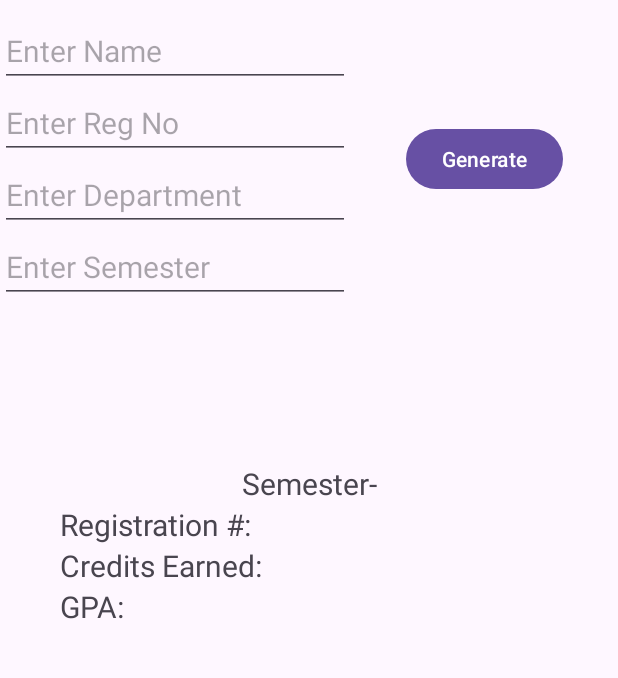
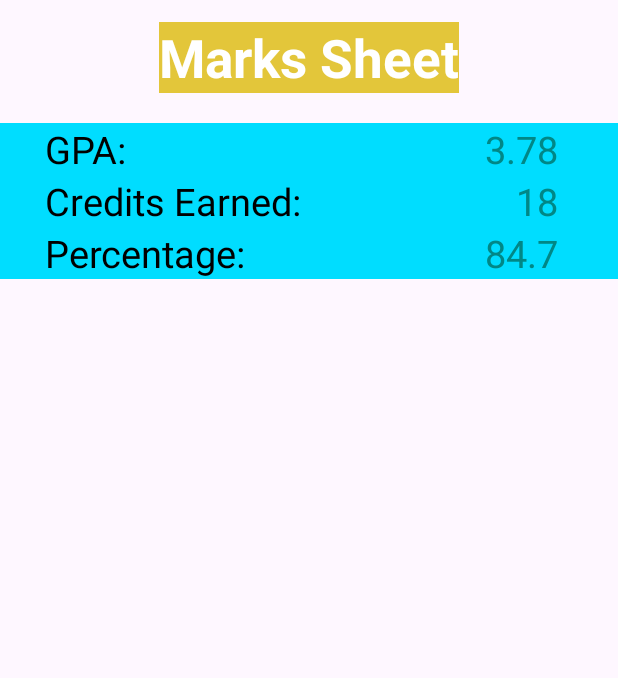
Before and after one commit to wahaj35/GPA-Finder, an Android app: the Report screen opened through its navigation route, on a phone screen of 412 x 824 dp, the part 53-731 px from its top. Run offline under Robolectric (Android 15) with nearby library versions, the phone set to English and light mode, and no system bars; our stand-ins replace data binding.

Commit message:
Designing Report Fragment and Working on flow of data between two fragments

```diff
--- a/app/src/main/java/com/example/about/Report.kt
+++ b/app/src/main/java/com/example/about/Report.kt
@@ -24,20 +24,19 @@ class Report : Fragment() {
 //        sharedViewModel.studentMarks.observe(viewLifecycleOwner) { studentMarks ->
 //            binding.EnterNameEditText.setText(studentMarks)
 //        }
-        binding.GenerateButton.setOnClickListener{
-            data.name = binding.EnterNameEditText.text.toString()
-            data.registration = binding.EnterRegNoEditText.text.toString()
-            data.department = binding.EnterDepartmentEditText.text.toString()
-            data.semester = binding.EnterSemesterEditText.text.toString()
-            binding.StudentName.text = data.name
-            binding.RegistrationNo.text = data.registration
-            binding.semesterNo.text = data.semester
-            binding.DepartmentName.text = data.department
-
-            sharedViewModel.creditsEarned.observe(viewLifecycleOwner) {creditsEarned -> binding.creditsEarned.setText(creditsEarned) }
-            sharedViewModel.finalGPA.observe(viewLifecycleOwner) {finalGPA -> binding.gpaValue.setText(finalGPA)}
-
-        }
+//        binding.GenerateButton.setOnClickListener{
+//            data.name = binding.EnterNameEditText.text.toString()
+//            data.registration = binding.EnterRegNoEditText.text.toString()
+//            data.department = binding.EnterDepartmentEditText.text.toString()
+//            data.semester = binding.EnterSemesterEditText.text.toString()
+//            binding.StudentName.text = data.name
+//            binding.RegistrationNo.text = data.registration
+//            binding.semesterNo.text = data.semester
+//            binding.DepartmentName.text = data.department
+//
+//            sharedViewModel.creditsEarned.observe(viewLifecycleOwner) {creditsEarned -> binding.creditsEarned.setText(creditsEarned) }
+//            sharedViewModel.finalGPA.observe(viewLifecycleOwner) {finalGPA -> binding.gpaValue.setText(finalGPA)}
+//        }
 
 
         return binding.root
--- a/app/src/main/res/layout/fragment_report.xml
+++ b/app/src/main/res/layout/fragment_report.xml
@@ -12,221 +12,139 @@
         android:layout_width="match_parent"
         android:layout_height="match_parent">
 
-
         <androidx.constraintlayout.widget.ConstraintLayout
-            android:id="@+id/EnterDataLayout"
+            android:id="@+id/ReportLayout"
             android:layout_width="match_parent"
-            android:layout_height="wrap_content"
-            android:layout_marginTop="45dp"
+            android:layout_height="match_parent"
             app:layout_constraintEnd_toEndOf="parent"
             app:layout_constraintStart_toStartOf="parent"
             app:layout_constraintTop_toTopOf="parent">
 
-            <EditText
-                android:id="@+id/EnterNameEditText"
-                android:layout_width="wrap_content"
-                android:layout_height="wrap_content"
-                android:ems="10"
-                android:hint="@string/enterNameText"
-                android:inputType="text"
-                android:textSize="20dp"
-                app:layout_constraintStart_toStartOf="parent"
-                app:layout_constraintTop_toTopOf="parent" />
-
-            <EditText
-                android:id="@+id/EnterRegNoEditText"
-                android:layout_width="wrap_content"
-                android:layout_height="wrap_content"
-                android:ems="10"
-                android:hint="@string/enterRegNoHint"
-                android:inputType="text"
-                android:textSize="20dp"
-                app:layout_constraintStart_toStartOf="parent"
-                app:layout_constraintTop_toBottomOf="@+id/EnterNameEditText" />
-
-            <EditText
-                android:id="@+id/EnterDepartmentEditText"
-                android:layout_width="wrap_content"
-                android:layout_height="wrap_content"
-                android:ems="10"
-                android:hint="@string/enterDepartmentEditTextHint"
-                android:inputType="text"
-                android:textSize="20dp"
-                app:layout_constraintStart_toStartOf="parent"
-                app:layout_constraintTop_toBottomOf="@+id/EnterRegNoEditText" />
-
-            <EditText
-                android:id="@+id/EnterSemesterEditText"
-                android:layout_width="wrap_content"
-                android:layout_height="wrap_content"
-                android:ems="10"
-                android:hint="@string/enterSemesterEditTextHint"
-                android:inputType="numberDecimal"
-                android:textSize="20dp"
-                app:layout_constraintStart_toStartOf="parent"
-                app:layout_constraintTop_toBottomOf="@+id/EnterDepartmentEditText" />
-
-            <Button
-                android:id="@+id/GenerateButton"
-                android:layout_width="wrap_content"
-                android:layout_height="wrap_content"
-                android:text="@string/GenerateButtonText"
-                app:layout_constraintBottom_toBottomOf="@id/EnterSemesterEditText"
-                app:layout_constraintEnd_toEndOf="parent"
-                app:layout_constraintStart_toEndOf="@+id/EnterNameEditText"
-                app:layout_constraintTop_toTopOf="@id/EnterNameEditText" />
-
-
-        </androidx.constraintlayout.widget.ConstraintLayout>
-
-
-        <androidx.constraintlayout.widget.ConstraintLayout
-            android:id="@+id/reportLayout"
-            android:layout_width="match_parent"
-            android:layout_height="wrap_content"
-            android:layout_marginTop="25dp"
-            app:layout_constraintStart_toStartOf="parent"
-            app:layout_constraintTop_toBottomOf="@id/EnterDataLayout">
-
 
             <androidx.constraintlayout.widget.ConstraintLayout
-                android:id="@+id/NameAndDepartLayout"
+                android:id="@+id/MarksSheetHeader"
                 android:layout_width="match_parent"
-                android:layout_height="match_parent"
+                android:layout_height="wrap_content"
+                android:layout_marginTop="50dp"
+                app:layout_constraintEnd_toEndOf="parent"
                 app:layout_constraintStart_toStartOf="parent"
-                app:layout_constraintTop_toTopOf="@id/reportLayout">
-
+                app:layout_constraintTop_toTopOf="parent">
 
                 <TextView
-                    android:id="@+id/StudentName"
-                    android:layout_width="match_parent"
+                    android:id="@+id/MarksSheetHeaderText"
+                    android:layout_width="wrap_content"
                     android:layout_height="wrap_content"
+                    android:background="#E3C63A"
+                    android:text="@string/marksSheetHeaderText"
                     android:textAlignment="center"
-                    android:textSize="30sp"
+                    android:textColor="@color/white"
+                    android:textSize="35sp"
                     android:textStyle="bold"
+                    app:layout_constraintEnd_toEndOf="parent"
                     app:layout_constraintStart_toStartOf="parent"
-                    app:layout_constraintTop_toTopOf="@id/NameAndDepartLayout" />
+                    app:layout_constraintTop_toTopOf="parent" />
+            </androidx.constraintlayout.widget.ConstraintLayout>
+
+            <androidx.constraintlayout.widget.ConstraintLayout
+                android:id="@+id/gpaAndCreditsEarned"
+                android:layout_width="match_parent"
+                android:layout_height="wrap_content"
+                android:layout_marginTop="20dp"
+                android:background="@android:color/holo_blue_bright"
+                app:layout_constraintStart_toStartOf="parent"
+                app:layout_constraintTop_toBottomOf="@id/MarksSheetHeader">
 
                 <TextView
-                    android:id="@+id/DepartmentName"
-                    android:layout_width="match_parent"
+                    android:id="@+id/gpaText"
+                    android:layout_width="wrap_content"
                     android:layout_height="wrap_content"
-                    android:textAlignment="center"
-                    android:textSize="30sp"
+                    android:layout_marginStart="30dp"
+                    android:backgroundTint="@color/black"
+                    android:text="@string/gpaText"
+                    android:textColor="@color/black"
+                    android:textSize="25sp"
+                    app:layout_constraintStart_toStartOf="parent"
+                    app:layout_constraintTop_toTopOf="parent" />
 
-                    android:textStyle="bold"
+                <TextView
+                    android:id="@+id/gpaValue"
+                    android:layout_width="wrap_content"
+                    android:layout_height="wrap_content"
+                    android:layout_marginEnd="40dp"
+                    android:text="3.78"
+                    android:textColor="@color/design_default_color_secondary_variant"
+                    android:textSize="25sp"
+                    app:layout_constraintBottom_toBottomOf="@+id/gpaText"
+                    app:layout_constraintEnd_toEndOf="parent"
+                    app:layout_constraintTop_toTopOf="@id/gpaValue" />
+
+                <TextView
+                    android:id="@+id/CreditEarnedText"
+                    android:layout_width="wrap_content"
+                    android:layout_height="wrap_content"
+                    android:layout_marginStart="30dp"
+                    android:text="@string/creditsEarnedText"
+
+                    android:textColor="@color/black"
+                    android:textSize="25sp"
                     app:layout_constraintStart_toStartOf="parent"
-                    app:layout_constraintTop_toBottomOf="@id/StudentName" />
+                    app:layout_constraintTop_toBottomOf="@id/gpaText" />
 
-                <androidx.constraintlayout.widget.ConstraintLayout
-                    android:id="@+id/SemesterLayout"
+                <TextView
+                    android:id="@+id/creditsEarnedValue"
                     android:layout_width="wrap_content"
-                    android:layout_height="match_parent"
-                    android:foregroundGravity="center_horizontal"
+                    android:layout_height="wrap_content"
+                    android:layout_marginEnd="40dp"
+                    android:text="18"
+                    android:textColor="@color/design_default_color_secondary_variant"
+                    android:textSize="25sp"
+                    app:layout_constraintBottom_toBottomOf="@id/CreditEarnedText"
                     app:layout_constraintEnd_toEndOf="parent"
+                    app:layout_constraintTop_toTopOf="@+id/CreditEarnedText" />
+
+                <TextView
+                    android:id="@+id/percentageText"
+                    android:layout_width="wrap_content"
+                    android:layout_height="wrap_content"
+                    android:layout_marginStart="30dp"
+                    android:text="@string/percentageText"
+                    android:textColor="@color/black"
+                    android:textSize="25sp"
                     app:layout_constraintStart_toStartOf="parent"
-                    app:layout_constraintTop_toBottomOf="@id/DepartmentName">
+                    app:layout_constraintTop_toBottomOf="@id/CreditEarnedText" />
 
-                    <TextView
-                        android:id="@+id/semesterText"
-                        android:layout_width="wrap_content"
-                        android:layout_height="wrap_content"
-                        android:text="Semester-"
-                        android:textAlignment="center"
-                        android:textSize="20sp"
-                        app:layout_constraintStart_toStartOf="parent"
-                        app:layout_constraintTop_toTopOf="parent" />
-
-                    <TextView
-                        android:id="@+id/semesterNo"
-                        android:layout_width="wrap_content"
-                        android:layout_height="wrap_content"
-                        android:textSize="20sp"
-                        app:layout_constraintStart_toEndOf="@id/semesterText"
-                        app:layout_constraintTop_toTopOf="parent" />
-
-
-                </androidx.constraintlayout.widget.ConstraintLayout>
-
+                <TextView
+                    android:id="@+id/percentageValue"
+                    android:layout_width="wrap_content"
+                    android:layout_height="wrap_content"
+                    android:layout_marginEnd="40dp"
+                    android:text="84.7"
+                    android:textColor="@color/design_default_color_secondary_variant"
+                    android:textSize="25sp"
+                    app:layout_constraintBottom_toBottomOf="@id/percentageText"
+                    app:layout_constraintEnd_toEndOf="parent"
+                    app:layout_constraintTop_toTopOf="@id/percentageText" />
 
             </androidx.constraintlayout.widget.ConstraintLayout>
 
 
             <androidx.constraintlayout.widget.ConstraintLayout
-                android:id="@+id/DataLayout"
+                android:id="@+id/MarksSheet"
                 android:layout_width="match_parent"
-                android:layout_height="match_parent"
-                app:layout_constraintTop_toBottomOf="@id/NameAndDepartLayout"
-                app:layout_constraintStart_toStartOf="parent">
+                android:layout_height="wrap_content"
+                android:background="#E3C63A"
+                app:layout_constraintStart_toStartOf="parent"
+                app:layout_constraintTop_toBottomOf="@id/gpaAndCreditsEarned">
 
+                <androidx.constraintlayout.widget.ConstraintLayout
+                    android:id="@+id/SubjectsLayout"
+                    android:layout_width="match_parent"
+                    android:layout_height="match_parent">
 
-                <TextView
-                    android:id="@+id/RegistrationText"
-                    android:layout_width="wrap_content"
-                    android:layout_height="wrap_content"
-                    android:layout_marginStart="40dp"
-                    android:text="@string/registrationNoText"
-                    android:textSize="20sp"
-                    app:layout_constraintStart_toStartOf="parent"
-                    app:layout_constraintTop_toTopOf="parent" />
-
-                <TextView
-                    android:id="@+id/RegistrationNo"
-                    android:layout_width="wrap_content"
-                    android:layout_height="wrap_content"
-                    android:layout_marginEnd="60dp"
-                    android:textSize="20sp"
-                    app:layout_constraintBottom_toBottomOf="@id/RegistrationText"
-                    app:layout_constraintEnd_toEndOf="parent"
-                    app:layout_constraintTop_toTopOf="@id/RegistrationText" />
-
-                <TextView
-                    android:id="@+id/CreditsEarnedText"
-                    android:layout_width="wrap_content"
-                    android:layout_height="wrap_content"
-                    android:layout_marginStart="40dp"
-                    android:text="@string/creditsEarnedText"
-                    android:textSize="20sp"
-                    app:layout_constraintStart_toStartOf="parent"
-                    app:layout_constraintTop_toBottomOf="@id/RegistrationText" />
-
-                <TextView
-                    android:id="@+id/creditsEarned"
-                    android:layout_width="wrap_content"
-                    android:layout_height="wrap_content"
-                    android:layout_marginEnd="155dp"
-                    android:textSize="20sp"
-                    app:layout_constraintBottom_toBottomOf="@id/CreditsEarnedText"
-                    app:layout_constraintEnd_toEndOf="parent"
-                    app:layout_constraintTop_toTopOf="@id/CreditsEarnedText" />
-
-                <TextView
-                    android:id="@+id/gpaText"
-                    android:layout_width="wrap_content"
-                    android:layout_height="wrap_content"
-                    android:layout_marginStart="40dp"
-                    android:text="@string/gpaText"
-                    android:textSize="20sp"
-                    app:layout_constraintStart_toStartOf="parent"
-                    app:layout_constraintTop_toBottomOf="@id/CreditsEarnedText" />
-
-                <TextView
-                    android:id="@+id/gpaValue"
-                    android:layout_width="wrap_content"
-                    android:layout_height="wrap_content"
-                    android:layout_marginEnd="140dp"
-                    android:textSize="20sp"
-                    app:layout_constraintBottom_toBottomOf="@id/gpaText"
-                    app:layout_constraintEnd_toEndOf="parent"
-                    app:layout_constraintTop_toTopOf="@id/gpaText"
-                    app:layout_constraintVertical_bias="0.0" />
+                </androidx.constraintlayout.widget.ConstraintLayout>
             </androidx.constraintlayout.widget.ConstraintLayout>
 
-
         </androidx.constraintlayout.widget.ConstraintLayout>
-
-
-
     </androidx.constraintlayout.widget.ConstraintLayout>
 
 
--- a/app/src/main/res/values/strings.xml
+++ b/app/src/main/res/values/strings.xml
@@ -33,4 +33,8 @@
     <string name="registrationNoText">Registration #:</string>
     <string name="creditsEarnedText">"Credits Earned: "</string>
     <string name="gpaTEXT">GPA:</string>
+    <string name="gradeHeader">Grade</string>
+    <string name="courseTitleHeader">"Course Tittle"</string>
+    <string name="marksSheetHeaderText">Marks Sheet</string>
+    <string name="percentageText">Percentage:</string>
 </resources>
```
